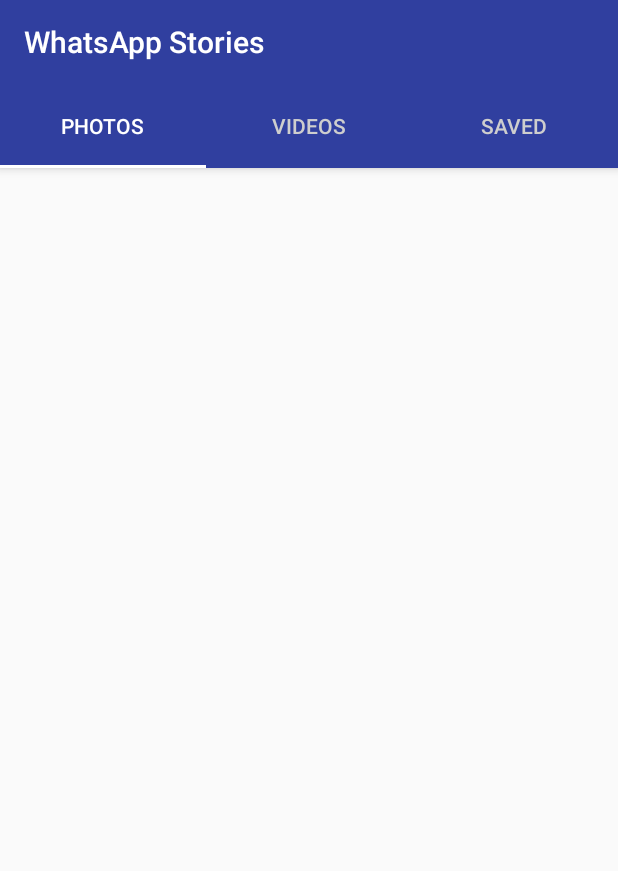
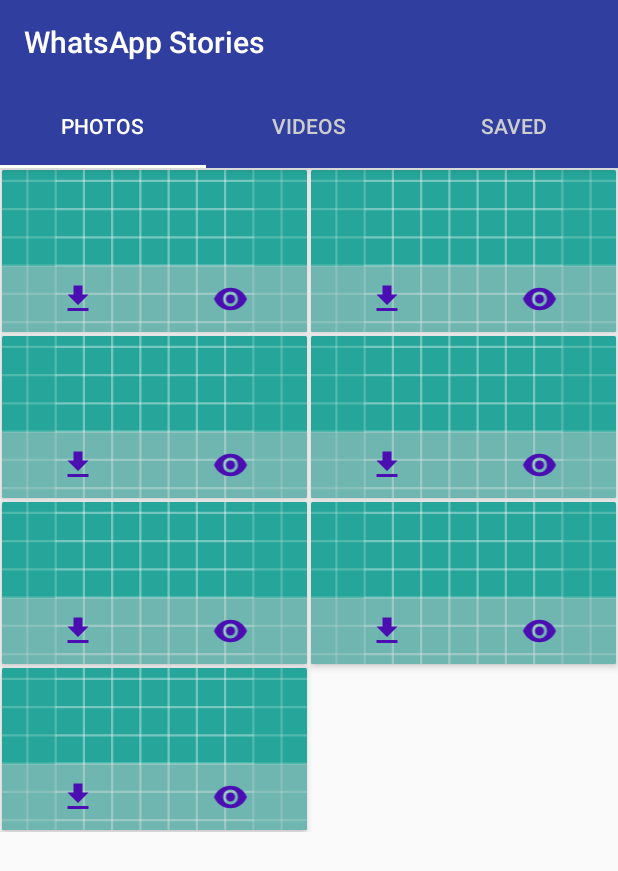
Before and after one commit to Kevin-Kip/WhatsAppStories, an Android app: the screen it shows after launch (MainActivity), on a phone screen of 412 x 824 dp. Shown: the top 871 px of the screen. Run offline under Robolectric (Android 15) with nearby library versions, the phone set to English and light mode, and no system bars.

```diff
--- a/app/src/main/java/com/truekenyan/whatsappstories/adapters/StoryAdapter.kt
+++ b/app/src/main/java/com/truekenyan/whatsappstories/adapters/StoryAdapter.kt
@@ -9,11 +9,20 @@ import android.widget.Toast
 import com.truekenyan.whatsappstories.R
 import com.truekenyan.whatsappstories.holders.StoryViewHolder
 import com.truekenyan.whatsappstories.models.Story
+import com.truekenyan.whatsappstories.models.Type
 
 class StoryAdapter(private var storyList: MutableList<Story> , private val context: Context) : RecyclerView.Adapter<StoryViewHolder>() {
 
     init {
         storyList = mutableListOf()
+
+        storyList.add(Story(Type.Photo, "key"))
+        storyList.add(Story(Type.Photo, "key"))
+        storyList.add(Story(Type.Photo, "key"))
+        storyList.add(Story(Type.Photo, "key"))
+        storyList.add(Story(Type.Photo, "key"))
+        storyList.add(Story(Type.Photo, "key"))
+        storyList.add(Story(Type.Photo, "key"))
     }
 
     override fun onCreateViewHolder(parent: ViewGroup, p1: Int): StoryViewHolder {
--- a/app/src/main/java/com/truekenyan/whatsappstories/fragments/FragmentPhotos.kt
+++ b/app/src/main/java/com/truekenyan/whatsappstories/fragments/FragmentPhotos.kt
@@ -3,8 +3,8 @@ package com.truekenyan.whatsappstories.fragments
 import android.content.Context
 import android.os.Bundle
 import android.support.v4.app.Fragment
-import android.support.v7.widget.LinearLayoutManager
 import android.support.v7.widget.RecyclerView
+import android.support.v7.widget.StaggeredGridLayoutManager
 import android.view.LayoutInflater
 import android.view.View
 import android.view.ViewGroup
@@ -42,7 +42,7 @@ class FragmentPhotos: Fragment() {
 
         photosRecycler.apply {
             adapter = storyAdapter
-            layoutManager = LinearLayoutManager(context)
+            layoutManager = StaggeredGridLayoutManager(2, StaggeredGridLayoutManager.VERTICAL)
             hasFixedSize()
         }
 
@@ -55,22 +55,6 @@ class FragmentPhotos: Fragment() {
     override fun onActivityCreated(savedInstanceState: Bundle?) {
         super.onActivityCreated(savedInstanceState)
 
-//        photos.clear()
-//
-//        for (item in MainActivity.getStories()) {
-//            if (item.type == Type.Photo) {
-//                photos.add(item)
-//            }
-//        }
-
-//        photosRecycler.apply {
-//            adapter = adapter
-//            layoutManager = LinearLayoutManager(context)
-//            setHasFixedSize(true)
-//        }
-
-//        adapter.notifyDataSetChanged()
-
         Toast.makeText(context, "${storyAdapter.itemCount} items in adapter", Toast.LENGTH_SHORT).show()
     }
 }
--- a/app/src/main/res/layout/item_story.xml
+++ b/app/src/main/res/layout/item_story.xml
@@ -6,10 +6,10 @@
     android:layout_width="match_parent"
     android:layout_height="wrap_content"
     app:cardBackgroundColor="@android:color/white"
-    app:cardCornerRadius="@dimen/dimen_3"
+    app:cardCornerRadius="@dimen/dimen_1"
     app:cardElevation="@dimen/dimen_3"
     android:padding="@dimen/dimen_5"
-    android:layout_margin="@dimen/dimen_3">
+    android:layout_margin="@dimen/dimen_1">
 
     <android.support.constraint.ConstraintLayout
         android:layout_width="match_parent"
@@ -20,6 +20,7 @@
             android:layout_height="match_parent"
             android:src="@mipmap/ic_launcher"
             android:id="@+id/status_image"
+            android:scaleType="centerCrop"
             android:contentDescription="@string/app_name"
             app:layout_constraintTop_toTopOf="parent"
             app:layout_constraintStart_toStartOf="parent"
```
